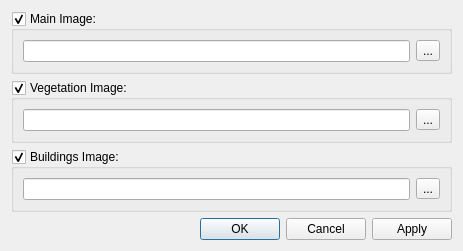
Above: src/editor/tmxtobmpdialog.ui from timbaker/pzworlded before the change. Below: the same form after it.
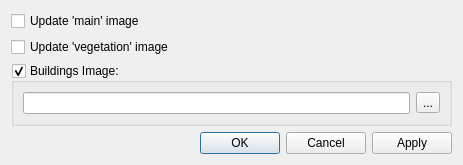
That is the form after the change.

Commit message: Simplified TMXToBMP to use the world's BMP images instead of specifying them.

```diff
--- a/src/editor/tmxtobmpdialog.ui
+++ b/src/editor/tmxtobmpdialog.ui
@@ -7,143 +7,28 @@
     <x>0</x>
     <y>0</y>
     <width>463</width>
-    <height>235</height>
+    <height>128</height>
    </rect>
   </property>
   <property name="windowTitle">
    <string>TMX To BMP</string>
   </property>
   <layout class="QGridLayout" name="gridLayout">
-   <item row="2" column="0" colspan="2">
-    <widget class="QGroupBox" name="buildingGroupBox">
-     <property name="title">
-      <string>Buildings Image:</string>
+   <item row="4" column="1">
+    <widget class="QDialogButtonBox" name="buttonBox">
+     <property name="orientation">
+      <enum>Qt::Horizontal</enum>
      </property>
-     <property name="checkable">
-      <bool>true</bool>
+     <property name="standardButtons">
+      <set>QDialogButtonBox::Apply|QDialogButtonBox::Cancel|QDialogButtonBox::Ok</set>
      </property>
-     <layout class="QVBoxLayout" name="verticalLayout_4">
-      <item>
-       <widget class="QWidget" name="widget_4" native="true">
-        <layout class="QHBoxLayout" name="horizontalLayout_4">
-         <property name="leftMargin">
-          <number>0</number>
-         </property>
-         <property name="topMargin">
-          <number>0</number>
-         </property>
-         <property name="rightMargin">
-          <number>0</number>
-         </property>
-         <property name="bottomMargin">
-          <number>0</number>
-         </property>
-         <item>
-          <widget class="QLineEdit" name="buildingEdit">
-           <property name="readOnly">
-            <bool>true</bool>
-           </property>
-          </widget>
-         </item>
-         <item>
-          <widget class="QToolButton" name="buildingBrowse">
-           <property name="text">
-            <string>...</string>
-           </property>
-          </widget>
-         </item>
-        </layout>
-       </widget>
-      </item>
-     </layout>
     </widget>
    </item>
-   <item row="0" column="0" colspan="2">
-    <widget class="QGroupBox" name="mainGroupBox">
-     <property name="title">
-      <string>Main Image:</string>
+   <item row="0" column="0">
+    <widget class="QCheckBox" name="updateMain">
+     <property name="text">
+      <string>Update 'main' image</string>
      </property>
-     <property name="checkable">
-      <bool>true</bool>
-     </property>
-     <layout class="QVBoxLayout" name="verticalLayout_2">
-      <item>
-       <widget class="QWidget" name="widget_2" native="true">
-        <layout class="QHBoxLayout" name="horizontalLayout_2">
-         <property name="leftMargin">
-          <number>0</number>
-         </property>
-         <property name="topMargin">
-          <number>0</number>
-         </property>
-         <property name="rightMargin">
-          <number>0</number>
-         </property>
-         <property name="bottomMargin">
-          <number>0</number>
-         </property>
-         <item>
-          <widget class="QLineEdit" name="mainEdit">
-           <property name="readOnly">
-            <bool>true</bool>
-           </property>
-          </widget>
-         </item>
-         <item>
-          <widget class="QToolButton" name="mainBrowse">
-           <property name="text">
-            <string>...</string>
-           </property>
-          </widget>
-         </item>
-        </layout>
-       </widget>
-      </item>
-     </layout>
-    </widget>
-   </item>
-   <item row="1" column="0" colspan="2">
-    <widget class="QGroupBox" name="vegGroupBox">
-     <property name="title">
-      <string>Vegetation Image:</string>
-     </property>
-     <property name="checkable">
-      <bool>true</bool>
-     </property>
-     <layout class="QVBoxLayout" name="verticalLayout_3">
-      <item>
-       <widget class="QWidget" name="widget_3" native="true">
-        <layout class="QHBoxLayout" name="horizontalLayout_3">
-         <property name="leftMargin">
-          <number>0</number>
-         </property>
-         <property name="topMargin">
-          <number>0</number>
-         </property>
-         <property name="rightMargin">
-          <number>0</number>
-         </property>
-         <property name="bottomMargin">
-          <number>0</number>
-         </property>
-         <item>
-          <widget class="QLineEdit" name="vegEdit">
-           <property name="readOnly">
-            <bool>true</bool>
-           </property>
-          </widget>
-         </item>
-         <item>
-          <widget class="QToolButton" name="vegBrowse">
-           <property name="text">
-            <string>...</string>
-           </property>
-          </widget>
-         </item>
-        </layout>
-       </widget>
-      </item>
-     </layout>
     </widget>
    </item>
    <item row="3" column="0">
@@ -159,13 +44,54 @@
      </property>
     </spacer>
    </item>
-   <item row="4" column="1">
-    <widget class="QDialogButtonBox" name="buttonBox">
-     <property name="orientation">
-      <enum>Qt::Horizontal</enum>
+   <item row="2" column="0" colspan="2">
+    <widget class="QGroupBox" name="buildingGroupBox">
+     <property name="title">
+      <string>Buildings Image:</string>
      </property>
-     <property name="standardButtons">
-      <set>QDialogButtonBox::Apply|QDialogButtonBox::Cancel|QDialogButtonBox::Ok</set>
+     <property name="checkable">
+      <bool>true</bool>
+     </property>
+     <layout class="QVBoxLayout" name="verticalLayout_4">
+      <item>
+       <widget class="QWidget" name="widget_4" native="true">
+        <layout class="QHBoxLayout" name="horizontalLayout_4">
+         <property name="leftMargin">
+          <number>0</number>
+         </property>
+         <property name="topMargin">
+          <number>0</number>
+         </property>
+         <property name="rightMargin">
+          <number>0</number>
+         </property>
+         <property name="bottomMargin">
+          <number>0</number>
+         </property>
+         <item>
+          <widget class="QLineEdit" name="buildingEdit">
+           <property name="readOnly">
+            <bool>true</bool>
+           </property>
+          </widget>
+         </item>
+         <item>
+          <widget class="QToolButton" name="buildingBrowse">
+           <property name="text">
+            <string>...</string>
+           </property>
+          </widget>
+         </item>
+        </layout>
+       </widget>
+      </item>
+     </layout>
+    </widget>
+   </item>
+   <item row="1" column="0">
+    <widget class="QCheckBox" name="updateVeg">
+     <property name="text">
+      <string>Update 'vegetation' image</string>
      </property>
     </widget>
    </item>
```
The commit also changes 7 other files.
